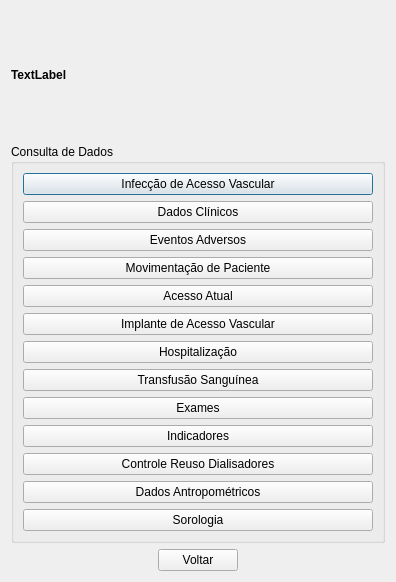
The window that leituramenu.ui (LordMendes/SAHD) describes before a commit, drawn with Qt 5.
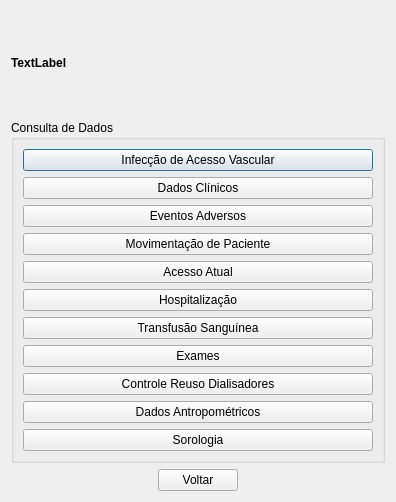
The same window after the commit.

```diff
--- a/leituramenu.ui
+++ b/leituramenu.ui
@@ -7,7 +7,7 @@
     <x>0</x>
     <y>0</y>
     <width>396</width>
-    <height>582</height>
+    <height>502</height>
    </rect>
   </property>
   <property name="windowTitle">
@@ -74,14 +74,7 @@
          </widget>
         </item>
         <item>
-         <widget class="QPushButton" name="pushButton_12">
-          <property name="text">
-           <string>Implante de Acesso Vascular</string>
-          </property>
-         </widget>
-        </item>
-        <item>
-         <widget class="QPushButton" name="pushButton_11">
+         <widget class="QPushButton" name="hospta">
           <property name="text">
            <string>Hospitalização</string>
           </property>
@@ -102,14 +95,7 @@
          </widget>
         </item>
         <item>
-         <widget class="QPushButton" name="pushButton_6">
-          <property name="text">
-           <string>Indicadores</string>
-          </property>
-         </widget>
-        </item>
-        <item>
-         <widget class="QPushButton" name="pushButton_4">
+         <widget class="QPushButton" name="controledereuso">
           <property name="text">
            <string>Controle Reuso Dialisadores</string>
           </property>
```
Left out of the diff: 18 changed lines with no effect on the pictures.
